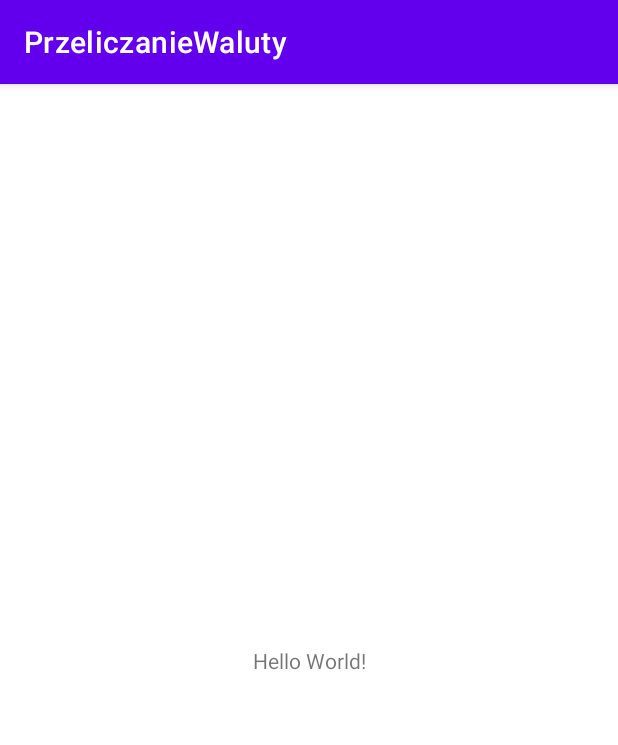
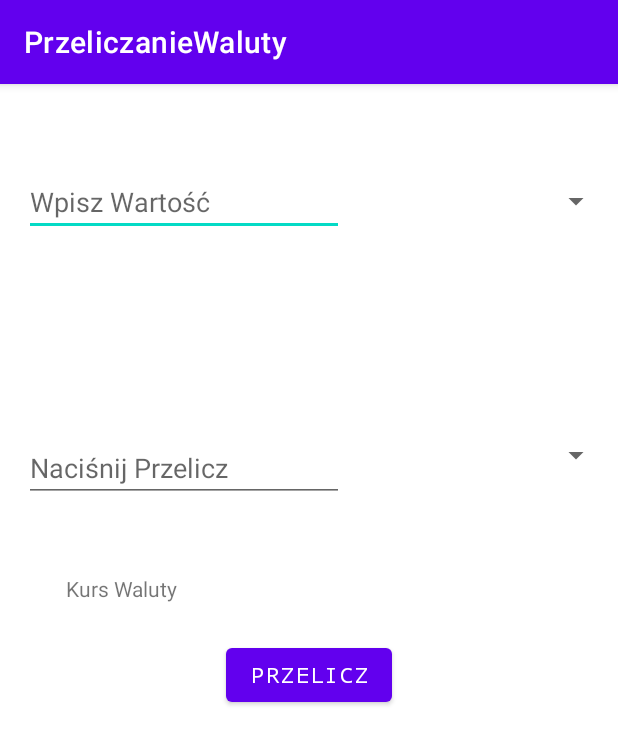
Before and after one commit to lukaszczwat/PrzeliczanieWalut, an Android app: the screen it shows after launch (MainActivity), on a phone screen of 412 x 824 dp. Shown: the top 745 px of the screen. Run offline under Robolectric (Android 15) with nearby library versions, the phone set to English and light mode, and no system bars.

Commit message:
Opracowanie layout

```diff
--- a/app/src/main/res/layout/activity_main.xml
+++ b/app/src/main/res/layout/activity_main.xml
@@ -1,18 +1,125 @@
 <?xml version="1.0" encoding="utf-8"?>
 <androidx.constraintlayout.widget.ConstraintLayout xmlns:android="http://schemas.android.com/apk/res/android"
-    xmlns:app="http://schemas.android.com/apk/res-auto"
     xmlns:tools="http://schemas.android.com/tools"
     android:layout_width="match_parent"
     android:layout_height="match_parent"
     tools:context=".MainActivity">
 
-    <TextView
-        android:layout_width="wrap_content"
-        android:layout_height="wrap_content"
-        android:text="Hello World!"
-        app:layout_constraintBottom_toBottomOf="parent"
-        app:layout_constraintLeft_toLeftOf="parent"
-        app:layout_constraintRight_toRightOf="parent"
-        app:layout_constraintTop_toTopOf="parent" />
+
+    <LinearLayout
+        android:layout_width="match_parent"
+        android:layout_height="match_parent"
+        android:orientation="vertical">
+
+        <LinearLayout
+            android:layout_width="wrap_content"
+            android:layout_height="wrap_content"
+            android:orientation="horizontal">
+
+            <EditText
+                android:id="@+id/kwotaWaluty"
+                android:layout_width="wrap_content"
+                android:layout_height="wrap_content"
+                android:layout_marginStart="16dp"
+                android:layout_marginTop="56dp"
+                android:ems="10"
+                android:importantForAutofill="no"
+                android:inputType="numberDecimal"
+                android:hint="@string/wartoscDoWpisania" />
+
+            <Spinner
+                android:id="@+id/pierwszaWaluta"
+                android:layout_width="133dp"
+                android:layout_height="36dp"
+                android:layout_marginStart="45dp"
+                android:layout_marginTop="60dp"
+                android:layout_marginEnd="16dp"
+                android:layout_marginBottom="73dp" />
+
+
+
+        </LinearLayout>
+
+        <LinearLayout
+            android:layout_width="wrap_content"
+            android:layout_height="wrap_content"
+            android:orientation="horizontal">
+
+            <EditText
+                android:id="@+id/toWartoscPoPrzeliczeniu"
+                android:layout_width="wrap_content"
+                android:layout_height="wrap_content"
+                android:layout_marginStart="16dp"
+                android:layout_marginTop="64dp"
+                android:ems="10"
+                android:hint="@string/wartoscPoPrzeliczeniu"
+                android:importantForAutofill="no"
+                android:inputType="none" />
+
+            <Spinner
+                android:id="@+id/drugaWaluta"
+                android:layout_width="133dp"
+                android:layout_height="36dp"
+                android:layout_marginStart="45dp"
+                android:layout_marginTop="60dp"
+                android:layout_marginEnd="16dp" />
+
+
+        </LinearLayout>
+
+        <LinearLayout
+            android:layout_width="wrap_content"
+            android:layout_height="wrap_content"
+            android:orientation="horizontal">
+
+            <TextView
+                android:id="@+id/toKurs"
+                android:layout_width="wrap_content"
+                android:layout_height="wrap_content"
+                android:layout_marginStart="44dp"
+                android:layout_marginTop="48dp"
+                android:text="@string/kursWaluty" />
+
+
+            <TextView
+                android:id="@+id/toRate"
+                android:layout_width="wrap_content"
+                android:layout_height="wrap_content"
+                android:layout_marginStart="44dp"
+                android:layout_marginTop="48dp"
+                android:text="" />
+
+        </LinearLayout>
+
+        <RelativeLayout
+            android:layout_width="fill_parent"
+            android:layout_height="wrap_content"
+            android:orientation="horizontal">
+
+            <Button
+                android:id="@+id/convertButton"
+                android:layout_width="wrap_content"
+                android:layout_height="wrap_content"
+                android:layout_marginStart="10dp"
+                android:layout_marginTop="48dp"
+                android:text="@string/przelicz"
+                android:textColor="@android:color/white"
+                android:typeface="monospace"
+                android:layout_centerInParent="true"
+                android:layout_centerHorizontal="true"
+                />
+
+
+
+
+        </RelativeLayout>
+
+
+
+
+    </LinearLayout>
+
+
+
 
 </androidx.constraintlayout.widget.ConstraintLayout>
--- a/app/src/main/res/values/strings.xml
+++ b/app/src/main/res/values/strings.xml
@@ -1,3 +1,9 @@
 <resources>
     <string name="app_name">PrzeliczanieWaluty</string>
+
+    <string name="wartoscDoWpisania">Wpisz Wartość</string>
+    <string name="wartoscPoPrzeliczeniu">Naciśnij Przelicz</string>
+    <string name="kursWaluty">Kurs Waluty</string>
+    <string name="przelicz">Przelicz</string>
+
 </resources>
```
